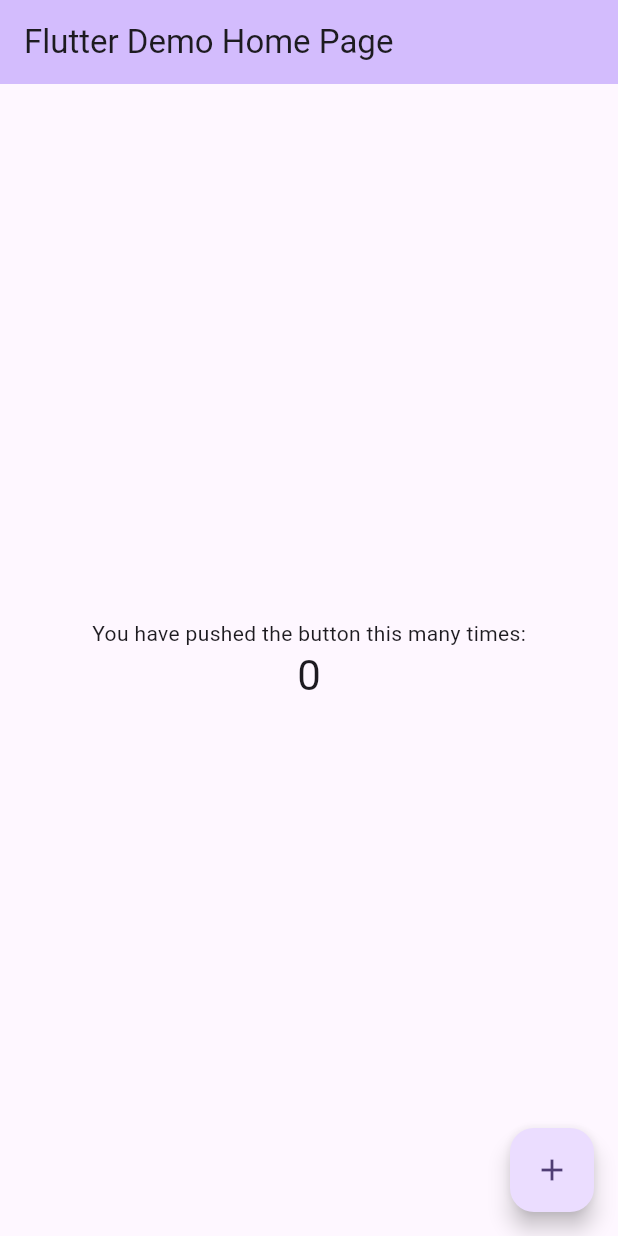
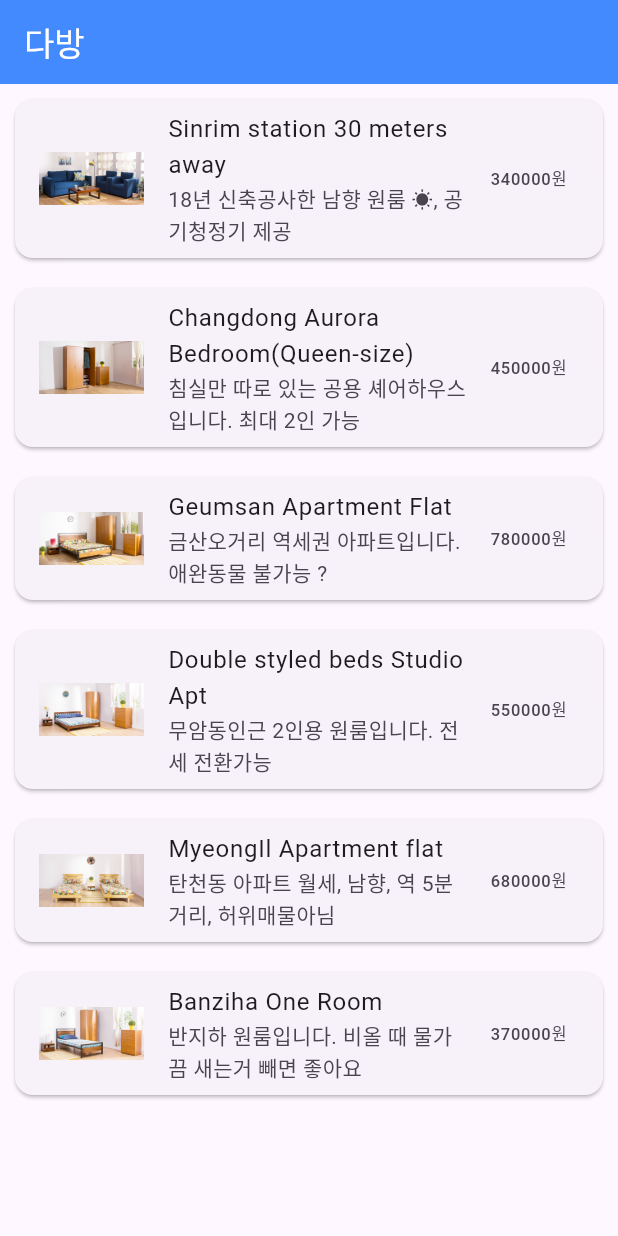
Before and after one commit to Rabbokki/flutter_house, a Flutter app: the screen it shows after launch, on a phone screen of 412 x 824 dp. Run offline on Flutter 3.47's test engine with Material 3 defaults, Android fonts, the light colour scheme and no system bars.

Commit message:
detail 까지

```diff
--- /dev/null
+++ b/lib/data.dart
@@ -0,0 +1,60 @@
+class Room {
+  final int id;
+  final String title;
+  final String image;
+  final String content;
+  final int price;
+
+  Room({
+    required this.id,
+    required this.title,
+    required this.image,
+    required this.content,
+    required this.price,
+  });
+}
+
+final List<Room> rooms = [
+  Room(
+    id: 0,
+    title: "Sinrim station 30 meters away",
+    image: "images/room0.jpg",
+    content: "18년 신축공사한 남향 원룸 ☀️, 공기청정기 제공",
+    price: 340000,
+  ),
+  Room(
+    id: 1,
+    title: "Changdong Aurora Bedroom(Queen-size)",
+    image: "images/room1.jpg",
+    content: "침실만 따로 있는 공용 셰어하우스입니다. 최대 2인 가능",
+    price: 450000,
+  ),
+  Room(
+    id: 2,
+    title: "Geumsan Apartment Flat",
+    image: "images/room2.jpg",
+    content: "금산오거리 역세권 아파트입니다. 애완동물 불가능 ?",
+    price: 780000,
+  ),
+  Room(
+    id: 3,
+    title: "Double styled beds Studio Apt",
+    image: "images/room3.jpg",
+    content: "무암동인근 2인용 원룸입니다. 전세 전환가능",
+    price: 550000,
+  ),
+  Room(
+    id: 4,
+    title: "MyeongIl Apartment flat",
+    image: "images/room4.jpg",
+    content: "탄천동 아파트 월세, 남향, 역 5분거리, 허위매물아님",
+    price: 680000,
+  ),
+  Room(
+    id: 5,
+    title: "Banziha One Room",
+    image: "images/room5.jpg",
+    content: "반지하 원룸입니다. 비올 때 물가끔 새는거 빼면 좋아요",
+    price: 370000,
+  ),
+];
--- /dev/null
+++ b/lib/detail.dart
@@ -0,0 +1,34 @@
+import 'package:flutter/material.dart';
+
+class Detail extends StatelessWidget {
+  final dynamic room;
+
+  const Detail({super.key, required this.room});
+
+  @override
+  Widget build(BuildContext context) {
+    return Scaffold(
+      appBar: AppBar(
+        title: Text(room.title),
+      ),
+      body: Padding(padding: const EdgeInsets.all(16.0),
+      child: Column(
+        crossAxisAlignment: CrossAxisAlignment.start,
+        children: [
+          Image.asset(room.image),
+          SizedBox(height: 20),
+          Text(
+            room.content,
+            style: TextStyle(fontSize: 16),
+          ),
+          SizedBox(height: 20,),
+          Text(
+            "가격 : ${room.price}원",
+            style: TextStyle(fontWeight: FontWeight.bold, fontSize: 18),
+          )
+        ],
+      ),
+      ),
+    );
+  }
+}
--- a/lib/main.dart
+++ b/lib/main.dart
@@ -1,4 +1,6 @@
 import 'package:flutter/material.dart';
+import 'package:flutter_house/data.dart';
+import 'package:flutter_house/detail.dart';
 
 void main() {
   runApp(const MyApp());
@@ -7,116 +9,58 @@ void main() {
 class MyApp extends StatelessWidget {
   const MyApp({super.key});
 
-  // This widget is the root of your application.
   @override
   Widget build(BuildContext context) {
     return MaterialApp(
-      title: 'Flutter Demo',
+      title: "다방",
+      debugShowCheckedModeBanner: false,
       theme: ThemeData(
-        // This is the theme of your application.
-        //
-        // TRY THIS: Try running your application with "flutter run". You'll see
-        // the application has a purple toolbar. Then, without quitting the app,
-        // try changing the seedColor in the colorScheme below to Colors.green
-        // and then invoke "hot reload" (save your changes or press the "hot
-        // reload" button in a Flutter-supported IDE, or press "r" if you used
-        // the command line to start the app).
-        //
-        // Notice that the counter didn't reset back to zero; the application
-        // state is not lost during the reload. To reset the state, use hot
-        // restart instead.
-        //
-        // This works for code too, not just values: Most code changes can be
-        // tested with just a hot reload.
-        colorScheme: ColorScheme.fromSeed(seedColor: Colors.deepPurple),
+        appBarTheme: AppBarTheme(
+          color: Colors.white,
+        )
       ),
-      home: const MyHomePage(title: 'Flutter Demo Home Page'),
+      home: House(),
     );
   }
 }
 
-class MyHomePage extends StatefulWidget {
-  const MyHomePage({super.key, required this.title});
-
-  // This widget is the home page of your application. It is stateful, meaning
-  // that it has a State object (defined below) that contains fields that affect
-  // how it looks.
-
-  // This class is the configuration for the state. It holds the values (in this
-  // case the title) provided by the parent (in this case the App widget) and
-  // used by the build method of the State. Fields in a Widget subclass are
-  // always marked "final".
-
-  final String title;
-
-  @override
-  State<MyHomePage> createState() => _MyHomePageState();
-}
-
-class _MyHomePageState extends State<MyHomePage> {
-  int _counter = 0;
-
-  void _incrementCounter() {
-    setState(() {
-      // This call to setState tells the Flutter framework that something has
-      // changed in this State, which causes it to rerun the build method below
-      // so that the display can reflect the updated values. If we changed
-      // _counter without calling setState(), then the build method would not be
-      // called again, and so nothing would appear to happen.
-      _counter++;
-    });
-  }
+class House extends StatelessWidget {
+  const House({super.key});
 
   @override
   Widget build(BuildContext context) {
-    // This method is rerun every time setState is called, for instance as done
-    // by the _incrementCounter method above.
-    //
-    // The Flutter framework has been optimized to make rerunning build methods
-    // fast, so that you can just rebuild anything that needs updating rather
-    // than having to individually change instances of widgets.
     return Scaffold(
       appBar: AppBar(
-        // TRY THIS: Try changing the color here to a specific color (to
-        // Colors.amber, perhaps?) and trigger a hot reload to see the AppBar
-        // change color while the other colors stay the same.
-        backgroundColor: Theme.of(context).colorScheme.inversePrimary,
-        // Here we take the value from the MyHomePage object that was created by
-        // the App.build method, and use it to set our appbar title.
-        title: Text(widget.title),
+        title: Text("다방",
+        style: TextStyle(color: Colors.white),
+        ),
+
+        backgroundColor: Colors.blueAccent,
       ),
-      body: Center(
-        // Center is a layout widget. It takes a single child and positions it
-        // in the middle of the parent.
-        child: Column(
-          // Column is also a layout widget. It takes a list of children and
-          // arranges them vertically. By default, it sizes itself to fit its
-          // children horizontally, and tries to be as tall as its parent.
-          //
-          // Column has various properties to control how it sizes itself and
-          // how it positions its children. Here we use mainAxisAlignment to
-          // center the children vertically; the main axis here is the vertical
-          // axis because Columns are vertical (the cross axis would be
-          // horizontal).
-          //
-          // TRY THIS: Invoke "debug painting" (choose the "Toggle Debug Paint"
-          // action in the IDE, or press "p" in the console), to see the
-          // wireframe for each widget.
-          mainAxisAlignment: MainAxisAlignment.center,
-          children: <Widget>[
-            const Text('You have pushed the button this many times:'),
-            Text(
-              '$_counter',
-              style: Theme.of(context).textTheme.headlineMedium,
+      body: ListView.builder(
+        itemCount: rooms.length,
+        itemBuilder: (context, index){
+          final room = rooms[index];
+
+          return Card(
+            margin: const EdgeInsets.all(10),
+            child: ListTile(
+              onTap: (){
+                Navigator.push(
+                    context,
+                    MaterialPageRoute(
+                        builder: (context)
+                    =>Detail(room: room))
+                );
+              },
+              leading: Image.asset(room.image, width: 70, fit: BoxFit.cover,),
+              title: Text(room.title),
+              subtitle: Text(room.content),
+              trailing: Text("${room.price}원"),
             ),
-          ],
-        ),
-      ),
-      floatingActionButton: FloatingActionButton(
-        onPressed: _incrementCounter,
-        tooltip: 'Increment',
-        child: const Icon(Icons.add),
-      ), // This trailing comma makes auto-formatting nicer for build methods.
+          );
+        },
+      )
     );
   }
 }
--- a/pubspec.yaml
+++ b/pubspec.yaml
@@ -58,7 +58,8 @@ flutter:
   uses-material-design: true
 
   # To add assets to your application, add an assets section, like this:
-  # assets:
+  assets:
+    - images/
   #   - images/a_dot_burr.jpeg
   #   - images/a_dot_ham.jpeg
 
```
